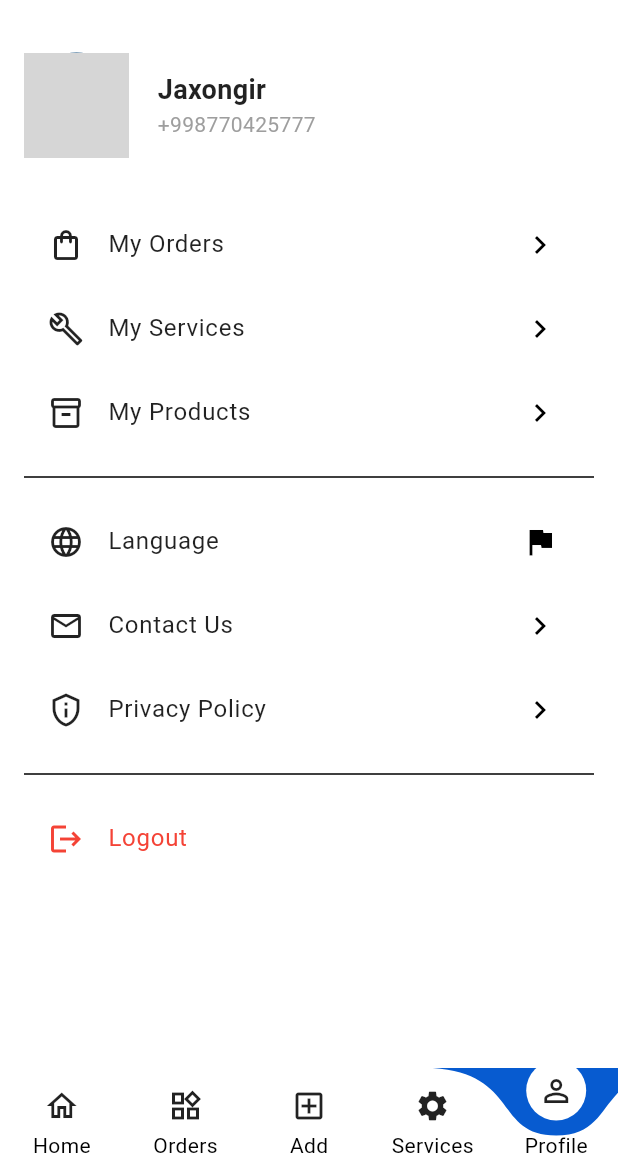
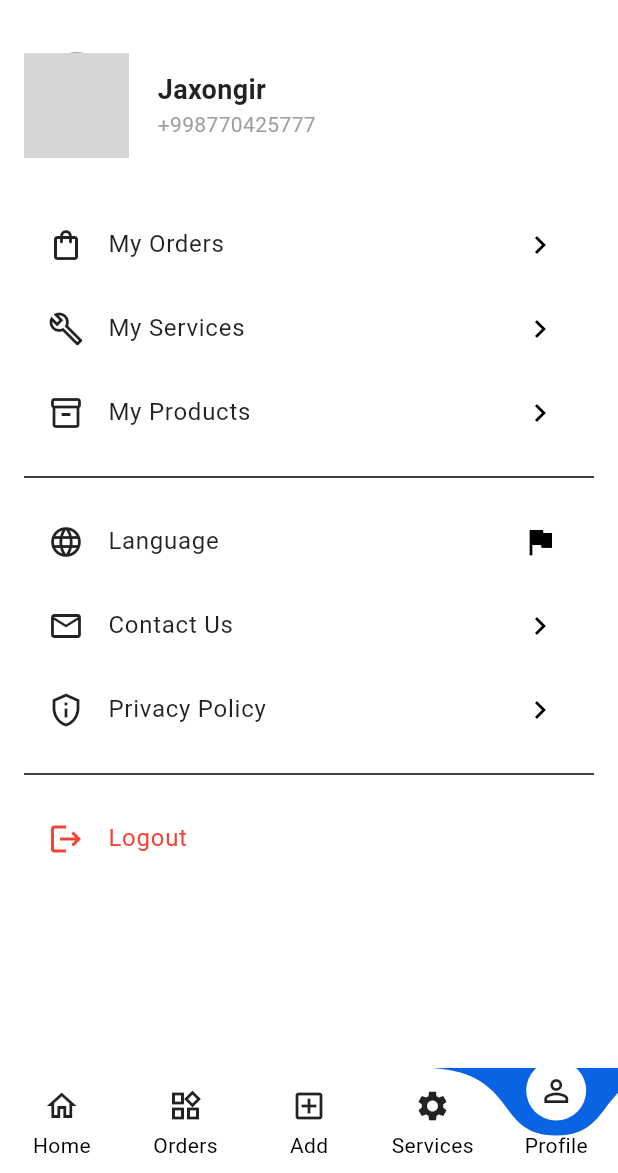
Before and after one commit to jaxongirofficial/My_Auto, a Flutter app: the HomePage screen opened directly, item 5 of the bottom bar chosen, on a phone screen of 412 x 824 dp, the part 63-1236 px from its top. Run offline on Flutter 3.47's test engine with Material 3 defaults, Android fonts, the phone set to English and light mode, and no system bars; drawn by our look-alikes of curved_labeled_navigation_bar; our stand-ins replace carousel_slider; network calls fail; grey boxes are pictures that could not be loaded.

Commit message:
I change some colors

```diff
--- a/lib/pages/home_page.dart
+++ b/lib/pages/home_page.dart
@@ -476,7 +476,7 @@ class _HomePageState extends State<HomePage> {
       ),
       body: _getBodyContent(_currentIndex),
       bottomNavigationBar: CurvedNavigationBar(
-        backgroundColor: const Color.fromARGB(255, 7, 91, 208),
+        backgroundColor: const Color.fromARGB(255, 9, 100, 227),
         color: Theme.of(context).scaffoldBackgroundColor,
         items: const [
           CurvedNavigationBarItem(
```
